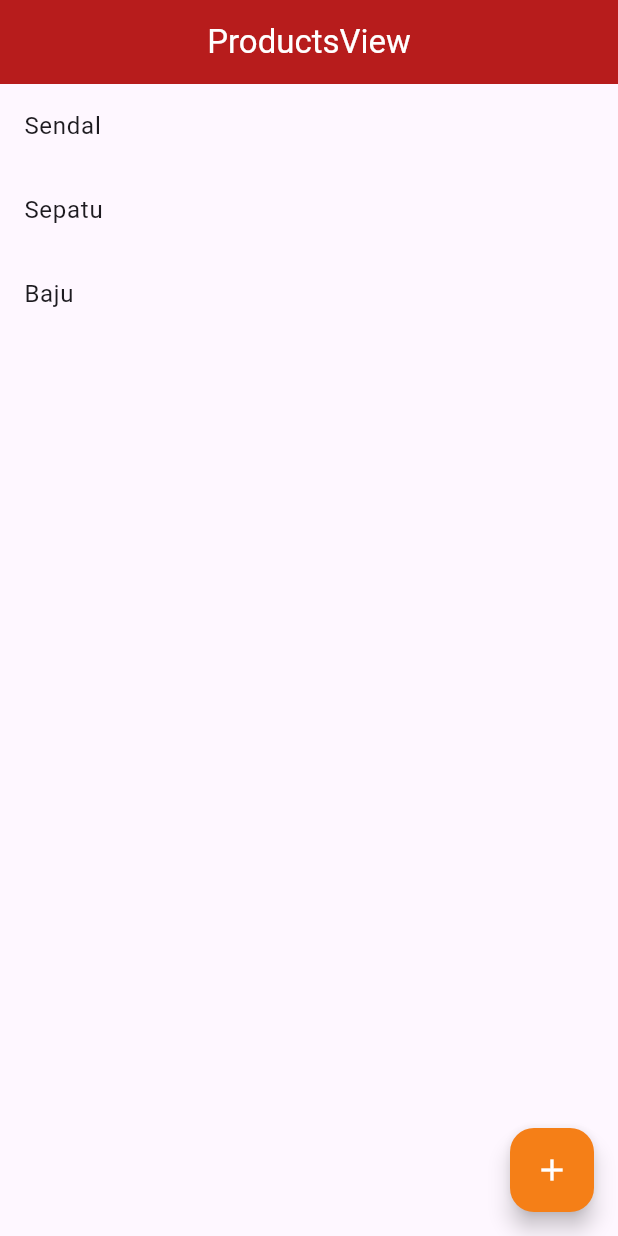
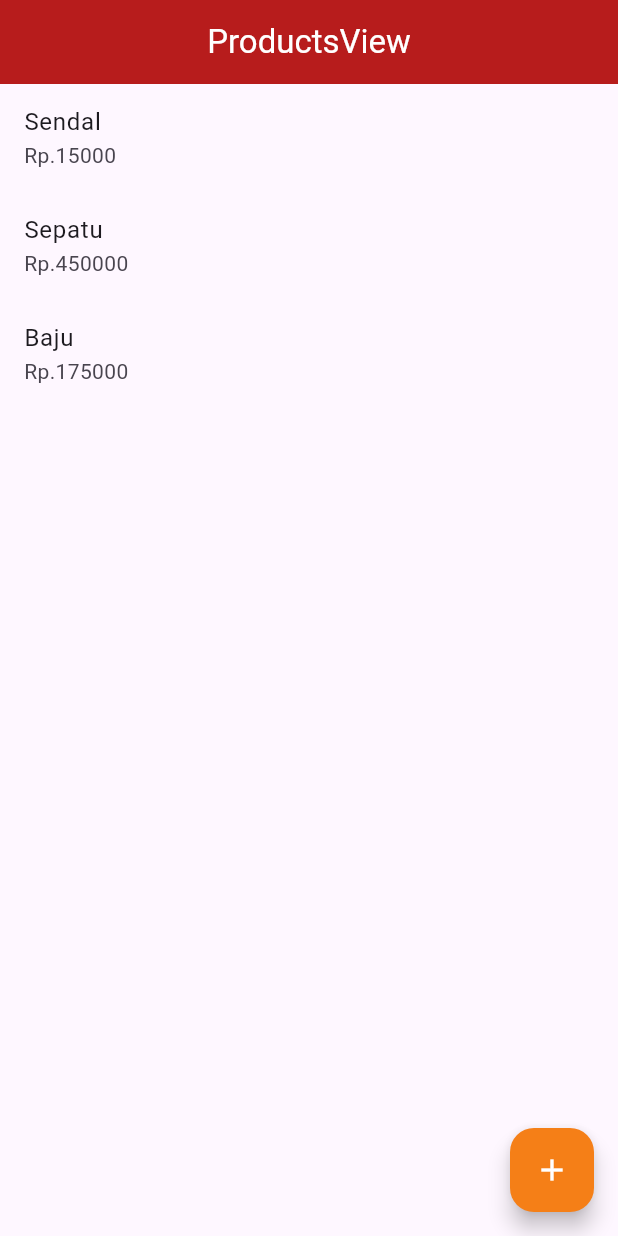
Before and after one commit to iqbalsuwandi20/belajar-flutter-get-cli, a Flutter app: the ProductsView screen opened by its route, on a phone screen of 412 x 824 dp. Run offline on Flutter 3.47's test engine with Material 3 defaults, Android fonts, the phone set to English and light mode, and no system bars; our stand-ins replace get.

Commit message:
create view, controller and install package via get cli

```diff
--- /dev/null
+++ b/lib/app/modules/products/views/product_item_view.dart
@@ -0,0 +1,15 @@
+import 'package:flutter/material.dart';
+
+class ProductItem extends StatelessWidget {
+  const ProductItem(this.data, {super.key});
+
+  final Map<String, dynamic> data;
+
+  @override
+  Widget build(BuildContext context) {
+    return ListTile(
+      title: Text(data["name"]),
+      subtitle: Text("Rp.${data["price"]}"),
+    );
+  }
+}
--- a/lib/app/modules/products/views/products_view.dart
+++ b/lib/app/modules/products/views/products_view.dart
@@ -1,6 +1,7 @@
 import 'package:flutter/material.dart';
 
 import 'package:get/get.dart';
+import 'package:learning_getcli/app/modules/products/views/product_item_view.dart';
 import 'package:learning_getcli/app/routes/app_pages.dart';
 
 import '../controllers/products_controller.dart';
@@ -22,9 +23,8 @@ class ProductsView extends GetView<ProductsController> {
       body: Obx(
         () => ListView.builder(
           itemCount: controller.allProducts.length,
-          itemBuilder: (context, index) => ListTile(
-            title: Text(controller.allProducts[index]["name"]),
-          ),
+          itemBuilder: (context, index) =>
+              ProductItem(controller.allProducts[index]),
         ),
       ),
       floatingActionButton: FloatingActionButton(
--- a/pubspec.yaml
+++ b/pubspec.yaml
@@ -8,6 +8,8 @@ environment:
 dependencies:
   cupertino_icons: ^1.0.6
   get: 4.6.6
+  http: 1.2.2
+  lottie: 3.1.2
   flutter:
     sdk: flutter
 
```
Also changed, not shown: pubspec.lock.
